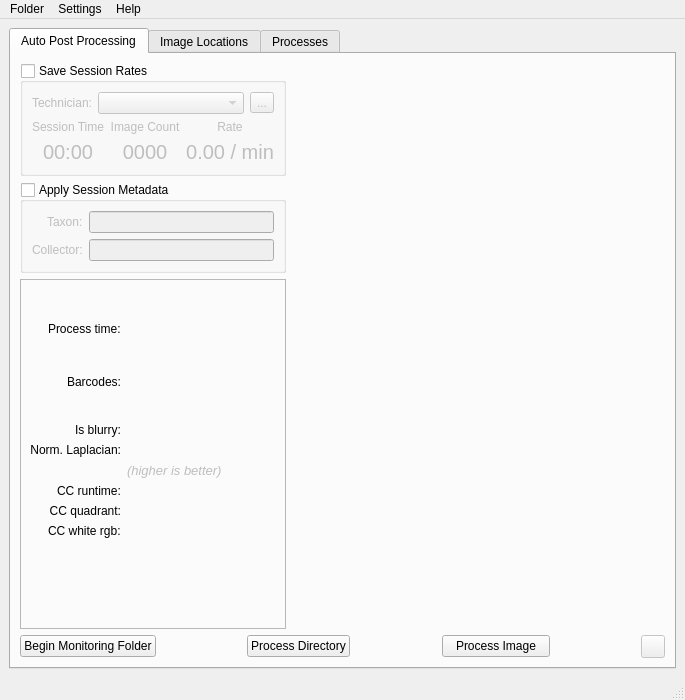
Qt form ui/postProcessingUI.ui (CapPow/HerbASAP) before a commit.
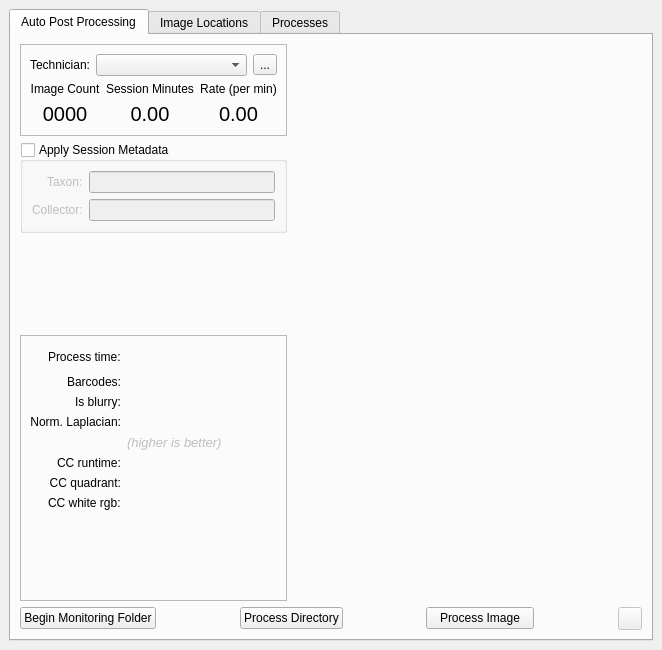
The same form after that commit. Icons and pictures are not drawn.

Commit message: ui rework, added session stats, added additional elements for metadata storage

What changed in the file:
```diff
--- a/ui/postProcessingUI.ui
+++ b/ui/postProcessingUI.ui
@@ -7,8 +7,8 @@
    <rect>
     <x>0</x>
     <y>0</y>
-    <width>685</width>
-    <height>700</height>
+    <width>662</width>
+    <height>650</height>
    </rect>
   </property>
   <property name="windowTitle">
@@ -115,18 +115,12 @@
           <item>
            <layout class="QVBoxLayout" name="verticalLayout_4">
             <item>
-             <widget class="QGroupBox" name="gridGroupBox_sessionRates">
-              <property name="title">
-               <string>Save Session Rates</string>
+             <widget class="QFrame" name="gridFrame_sessionRates">
+              <property name="frameShape">
+               <enum>QFrame::StyledPanel</enum>
               </property>
-              <property name="flat">
-               <bool>false</bool>
-              </property>
-              <property name="checkable">
-               <bool>true</bool>
-              </property>
-              <property name="checked">
-               <bool>false</bool>
+              <property name="frameShadow">
+               <enum>QFrame::Raised</enum>
               </property>
               <layout class="QFormLayout" name="formLayout_sessionData">
                <property name="labelAlignment">
@@ -156,34 +150,19 @@
                     <iconset resource="assets/assets.qrc">
                      <normaloff>:/icon/edit.svg</normaloff>:/icon/edit.svg</iconset>
                    </property>
+                   <property name="popupMode">
+                    <enum>QToolButton::InstantPopup</enum>
+                   </property>
+                   <property name="autoRaise">
+                    <bool>false</bool>
+                   </property>
                   </widget>
                  </item>
                 </layout>
                </item>
                <item row="2" column="0" colspan="2">
-                <layout class="QGridLayout" name="gridLayout_20">
-                 <item row="1" column="0">
-                  <widget class="QLabel" name="label_runTime">
-                   <property name="font">
-                    <font>
-                     <pointsize>15</pointsize>
-                    </font>
-                   </property>
-                   <property name="text">
-                    <string>00:00</string>
-                   </property>
-                   <property name="scaledContents">
-                    <bool>true</bool>
-                   </property>
-                   <property name="alignment">
-                    <set>Qt::AlignCenter</set>
-                   </property>
-                   <property name="textInteractionFlags">
-                    <set>Qt::LinksAccessibleByMouse|Qt::TextSelectableByMouse</set>
-                   </property>
-                  </widget>
-                 </item>
-                 <item row="1" column="2">
+                <layout class="QGridLayout" name="gridLayout_20" columnstretch="1,1,1,0">
+                 <item row="1" column="3">
                   <widget class="QLabel" name="label_rate">
                    <property name="font">
                     <font>
@@ -191,7 +170,7 @@
                     </font>
                    </property>
                    <property name="text">
-                    <string>0.00 / min</string>
+                    <string>0.00</string>
                    </property>
                    <property name="scaledContents">
                     <bool>true</bool>
@@ -204,37 +183,6 @@
                    </property>
                   </widget>
                  </item>
-                 <item row="1" column="1">
-                  <widget class="QLabel" name="label_imgCount">
-                   <property name="font">
-                    <font>
-                     <pointsize>15</pointsize>
-                    </font>
-                   </property>
-                   <property name="text">
-                    <string>0000</string>
-                   </property>
-                   <property name="scaledContents">
-                    <bool>true</bool>
-                   </property>
-                   <property name="alignment">
-                    <set>Qt::AlignCenter</set>
-                   </property>
-                   <property name="textInteractionFlags">
-                    <set>Qt::LinksAccessibleByMouse|Qt::TextSelectableByMouse</set>
-                   </property>
-                  </widget>
-                 </item>
-                 <item row="0" column="0">
-                  <widget class="QLabel" name="label_29">
-                   <property name="text">
-                    <string>Session Time</string>
-                   </property>
-                   <property name="alignment">
-                    <set>Qt::AlignCenter</set>
-                   </property>
-                  </widget>
-                 </item>
                  <item row="0" column="1">
                   <widget class="QLabel" name="label_31">
                    <property name="text">
@@ -245,16 +193,68 @@
                    </property>
                   </widget>
                  </item>
-                 <item row="0" column="2">
+                 <item row="1" column="1">
+                  <widget class="QLabel" name="label_imgCount">
+                   <property name="font">
+                    <font>
+                     <pointsize>15</pointsize>
+                    </font>
+                   </property>
+                   <property name="text">
+                    <string>0000</string>
+                   </property>
+                   <property name="scaledContents">
+                    <bool>true</bool>
+                   </property>
+                   <property name="alignment">
+                    <set>Qt::AlignCenter</set>
+                   </property>
+                   <property name="textInteractionFlags">
+                    <set>Qt::LinksAccessibleByMouse|Qt::TextSelectableByMouse</set>
+                   </property>
+                  </widget>
+                 </item>
+                 <item row="0" column="3">
                   <widget class="QLabel" name="label_32">
                    <property name="text">
-                    <string>Rate</string>
+                    <string>Rate (per min)</string>
                    </property>
                    <property name="alignment">
                     <set>Qt::AlignCenter</set>
                    </property>
                   </widget>
                  </item>
+                 <item row="0" column="2">
+                  <widget class="QLabel" name="label_29">
+                   <property name="text">
+                    <string>Session Minutes</string>
+                   </property>
+                   <property name="alignment">
+                    <set>Qt::AlignCenter</set>
+                   </property>
+                  </widget>
+                 </item>
+                 <item row="1" column="2">
+                  <widget class="QLabel" name="label_runTime">
+                   <property name="font">
+                    <font>
+                     <pointsize>15</pointsize>
+                    </font>
+                   </property>
+                   <property name="text">
+                    <string>0.00</string>
+                   </property>
+                   <property name="scaledContents">
+                    <bool>true</bool>
+                   </property>
+                   <property name="alignment">
+                    <set>Qt::AlignCenter</set>
+                   </property>
+                   <property name="textInteractionFlags">
+                    <set>Qt::LinksAccessibleByMouse|Qt::TextSelectableByMouse</set>
+                   </property>
+                  </widget>
+                 </item>
                 </layout>
                </item>
               </layout>
@@ -324,26 +324,13 @@
                 <set>Qt::AlignRight|Qt::AlignTrailing|Qt::AlignVCenter</set>
                </property>
                <item row="0" column="0">
-                <spacer name="verticalSpacer_5">
-                 <property name="orientation">
-                  <enum>Qt::Vertical</enum>
-                 </property>
-                 <property name="sizeHint" stdset="0">
-                  <size>
-                   <width>20</width>
-                   <height>40</height>
-                  </size>
-                 </property>
-                </spacer>
-               </item>
-               <item row="1" column="0">
                 <widget class="QLabel" name="label_35">
                  <property name="text">
                   <string>Process time:</string>
                  </property>
                 </widget>
                </item>
-               <item row="1" column="1">
+               <item row="0" column="1">
                 <widget class="QLabel" name="label_processtime">
                  <property name="font">
                   <font>
@@ -357,47 +344,21 @@
                  </property>
                 </widget>
                </item>
-               <item row="2" column="0">
-                <spacer name="verticalSpacer_4">
-                 <property name="orientation">
-                  <enum>Qt::Vertical</enum>
-                 </property>
-                 <property name="sizeHint" stdset="0">
-                  <size>
-                   <width>20</width>
-                   <height>40</height>
-                  </size>
-                 </property>
-                </spacer>
-               </item>
-               <item row="3" column="0">
+               <item row="1" column="0">
                 <widget class="QLabel" name="label_22">
                  <property name="text">
                   <string>Barcodes:</string>
                  </property>
                 </widget>
                </item>
-               <item row="3" column="1">
+               <item row="1" column="1">
                 <widget class="QLabel" name="label_barcodes">
                  <property name="text">
                   <string/>
                  </property>
                 </widget>
                </item>
-               <item row="4" column="0">
-                <spacer name="verticalSpacer">
-                 <property name="orientation">
-                  <enum>Qt::Vertical</enum>
-                 </property>
-                 <property name="sizeHint" stdset="0">
-                  <size>
-                   <width>20</width>
-                   <height>40</height>
-                  </size>
-                 </property>
-                </spacer>
-               </item>
-               <item row="5" column="0">
+               <item row="2" column="0">
                 <widget class="QLabel" name="label_18">
                  <property name="text">
                   <string>Is blurry:</string>
@@ -407,14 +368,14 @@
                  </property>
                 </widget>
                </item>
-               <item row="5" column="1">
+               <item row="2" column="1">
                 <widget class="QLabel" name="label_isBlurry">
                  <property name="text">
                   <string/>
                  </property>
                 </widget>
                </item>
-               <item row="6" column="0">
+               <item row="3" column="0">
                 <widget class="QLabel" name="label_21">
                  <property name="text">
                   <string>Norm. Laplacian:</string>
@@ -424,14 +385,14 @@
                  </property>
                 </widget>
                </item>
-               <item row="6" column="1">
+               <item row="3" column="1">
                 <widget class="QLabel" name="label_lapnorm">
                  <property name="text">
                   <string/>
                  </property>
                 </widget>
                </item>
-               <item row="7" column="1">
+               <item row="4" column="1">
                 <widget class="QLabel" name="label_17">
                  <property name="enabled">
                   <bool>false</bool>
@@ -450,21 +411,21 @@
                  </property>
                 </widget>
                </item>
-               <item row="8" column="0">
+               <item row="5" column="0">
                 <widget class="QLabel" name="label_24">
                  <property name="text">
                   <string>CC runtime:</string>
                  </property>
                 </widget>
                </item>
-               <item row="8" column="1">
+               <item row="5" column="1">
                 <widget class="QLabel" name="label_runtime">
                  <property name="text">
                   <string/>
                  </property>
                 </widget>
                </item>
-               <item row="9" column="0">
+               <item row="6" column="0">
                 <widget class="QLabel" name="label_26">
                  <property name="text">
                   <string>CC quadrant:</string>
@@ -474,28 +435,28 @@
                  </property>
                 </widget>
                </item>
-               <item row="9" column="1">
+               <item row="6" column="1">
                 <widget class="QLabel" name="label_quad">
                  <property name="text">
                   <string/>
                  </property>
                 </widget>
                </item>
-               <item row="10" column="0">
+               <item row="7" column="0">
                 <widget class="QLabel" name="label_20">
                  <property name="text">
                   <string>CC white rgb:</string>
                  </property>
                 </widget>
                </item>
-               <item row="10" column="1">
+               <item row="7" column="1">
                 <widget class="QLabel" name="label_whitergb">
                  <property name="text">
                   <string/>
                  </property>
                 </widget>
                </item>
-               <item row="11" column="1">
+               <item row="8" column="1">
                 <widget class="QLabel" name="label_cc_image">
                  <property name="minimumSize">
                   <size>
@@ -1621,35 +1582,6 @@
     </item>
    </layout>
   </widget>
-  <widget class="QMenuBar" name="menubar">
-   <property name="geometry">
-    <rect>
-     <x>0</x>
-     <y>0</y>
-     <width>685</width>
-     <height>22</height>
-    </rect>
-   </property>
-   <widget class="QMenu" name="menuFolder">
-    <property name="title">
-     <string>Folder</string>
-    </property>
-   </widget>
-   <widget class="QMenu" name="menuHelp">
-    <property name="title">
-     <string>Help</string>
-    </property>
-   </widget>
-   <widget class="QMenu" name="menuSettings">
-    <property name="title">
-     <string>Settings</string>
-    </property>
-   </widget>
-   <addaction name="menuFolder"/>
-   <addaction name="menuSettings"/>
-   <addaction name="menuHelp"/>
-  </widget>
-  <widget class="QStatusBar" name="statusbar"/>
  </widget>
  <tabstops>
   <tabstop>lineEdit_inputPath</tabstop>
```
Left out of the diff: 108 changed lines with no effect on the pictures. The commit also changes 12 other files.
